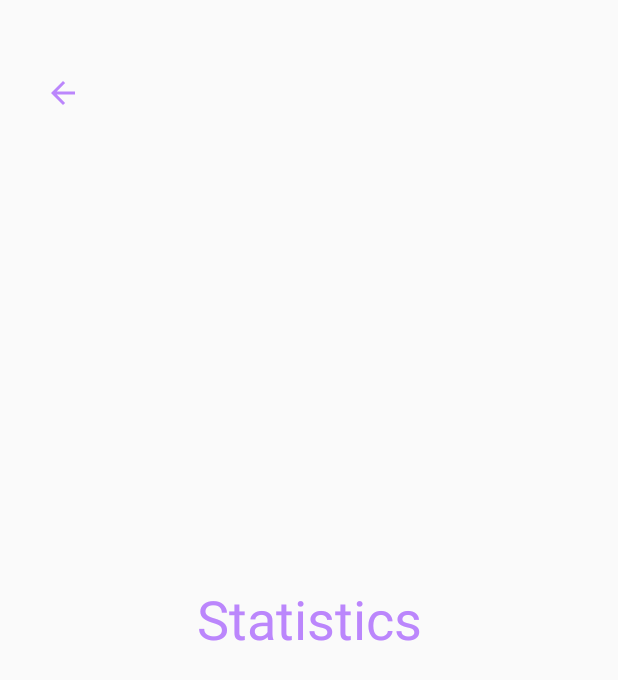
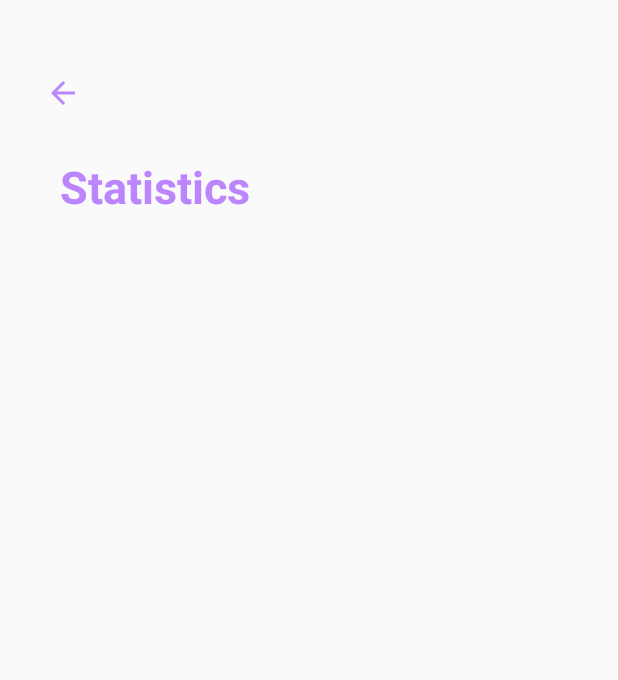
Before and after one commit to japanese-goblinn/labs, an Android app: the layout fragment_statistics.xml on its own in the app's theme, with its tools: preview values and no code run, on a phone screen of 412 x 824 dp. Shown: the top 680 px of the screen. Run offline under Robolectric (Android 15) with nearby library versions, the phone set to English and light mode, and no system bars.

Commit message:
Statistics fragment update

```diff
--- a/term5/PPO/Battleship/app/src/main/res/layout/fragment_statistics.xml
+++ b/term5/PPO/Battleship/app/src/main/res/layout/fragment_statistics.xml
@@ -20,13 +20,16 @@
 
     <TextView
         android:id="@+id/textView3"
-        android:layout_width="wrap_content"
+        android:layout_width="0dp"
         android:layout_height="wrap_content"
+        android:layout_marginStart="40dp"
+        android:layout_marginTop="30dp"
+        android:layout_marginEnd="40dp"
         android:text="Statistics"
         android:textColor="@color/colorAccent"
-        android:textSize="36sp"
-        app:layout_constraintBottom_toBottomOf="parent"
+        android:textSize="30sp"
+        android:textStyle="bold"
         app:layout_constraintEnd_toEndOf="parent"
         app:layout_constraintStart_toStartOf="parent"
-        app:layout_constraintTop_toTopOf="parent" />
+        app:layout_constraintTop_toBottomOf="@+id/statisticsBackButton" />
 </androidx.constraintlayout.widget.ConstraintLayout>
```
